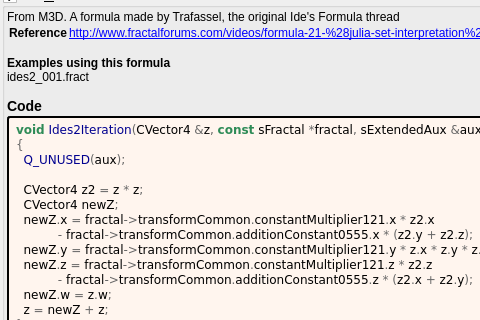
buddhi1980/mandelbulber2, file mandelbulber2/formula/ui/ides2.ui: the form before one commit; both pictures show x 0 to 480 and y 144 to 464 of the 736 by 589 pixel window.
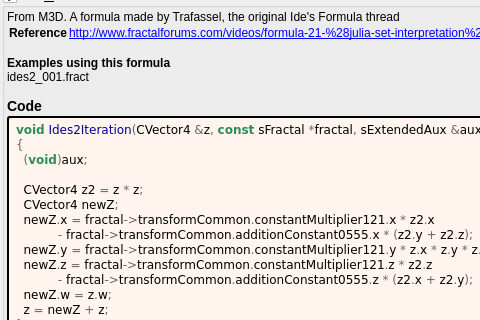
The form after the commit. Custom widgets are drawn as their Qt base class.

The edit to the form file:
```diff
--- a/mandelbulber2/formula/ui/ides2.ui
+++ b/mandelbulber2/formula/ui/ides2.ui
@@ -288,7 +288,7 @@
          <string notr="true">&lt;body style=&quot;background-color:#fff5ee&quot;&gt;
 &lt;pre style=&quot;color:#000000; background-color:#fff5ee;  font-family:&#039;Courier New&#039;,monospace;white-space: pre-wrap;&quot;&gt;&lt;span style=&quot;color:#2e8b57; font-weight:bold&quot;&gt;void&lt;/span&gt; &lt;span style=&quot;color:#00008f&quot;&gt;Ides2Iteration&lt;/span&gt;&lt;span style=&quot;color:#676767&quot;&gt;(&lt;/span&gt;CVector4 &lt;span style=&quot;color:#676767&quot;&gt;&amp;amp;&lt;/span&gt;z&lt;span style=&quot;color:#676767&quot;&gt;,&lt;/span&gt; &lt;span style=&quot;color:#2e8b57; font-weight:bold&quot;&gt;const&lt;/span&gt; sFractal &lt;span style=&quot;color:#676767&quot;&gt;*&lt;/span&gt;fractal&lt;span style=&quot;color:#676767&quot;&gt;,&lt;/span&gt; sExtendedAux &lt;span style=&quot;color:#676767&quot;&gt;&amp;amp;&lt;/span&gt;aux&lt;span style=&quot;color:#676767&quot;&gt;)&lt;/span&gt;
 &lt;span style=&quot;color:#676767&quot;&gt;{&lt;/span&gt;
-  &lt;span style=&quot;color:#00008f&quot;&gt;Q_UNUSED&lt;/span&gt;&lt;span style=&quot;color:#676767&quot;&gt;(&lt;/span&gt;aux&lt;span style=&quot;color:#676767&quot;&gt;);&lt;/span&gt;
+  &lt;span style=&quot;color:#676767&quot;&gt;(&lt;/span&gt;&lt;span style=&quot;color:#2e8b57; font-weight:bold&quot;&gt;void&lt;/span&gt;&lt;span style=&quot;color:#676767&quot;&gt;)&lt;/span&gt;aux&lt;span style=&quot;color:#676767&quot;&gt;;&lt;/span&gt;
 
   CVector4 z2 &lt;span style=&quot;color:#676767&quot;&gt;=&lt;/span&gt; z &lt;span style=&quot;color:#676767&quot;&gt;*&lt;/span&gt; z&lt;span style=&quot;color:#676767&quot;&gt;;&lt;/span&gt;
   CVector4 newZ&lt;span style=&quot;color:#676767&quot;&gt;;&lt;/span&gt;
```
